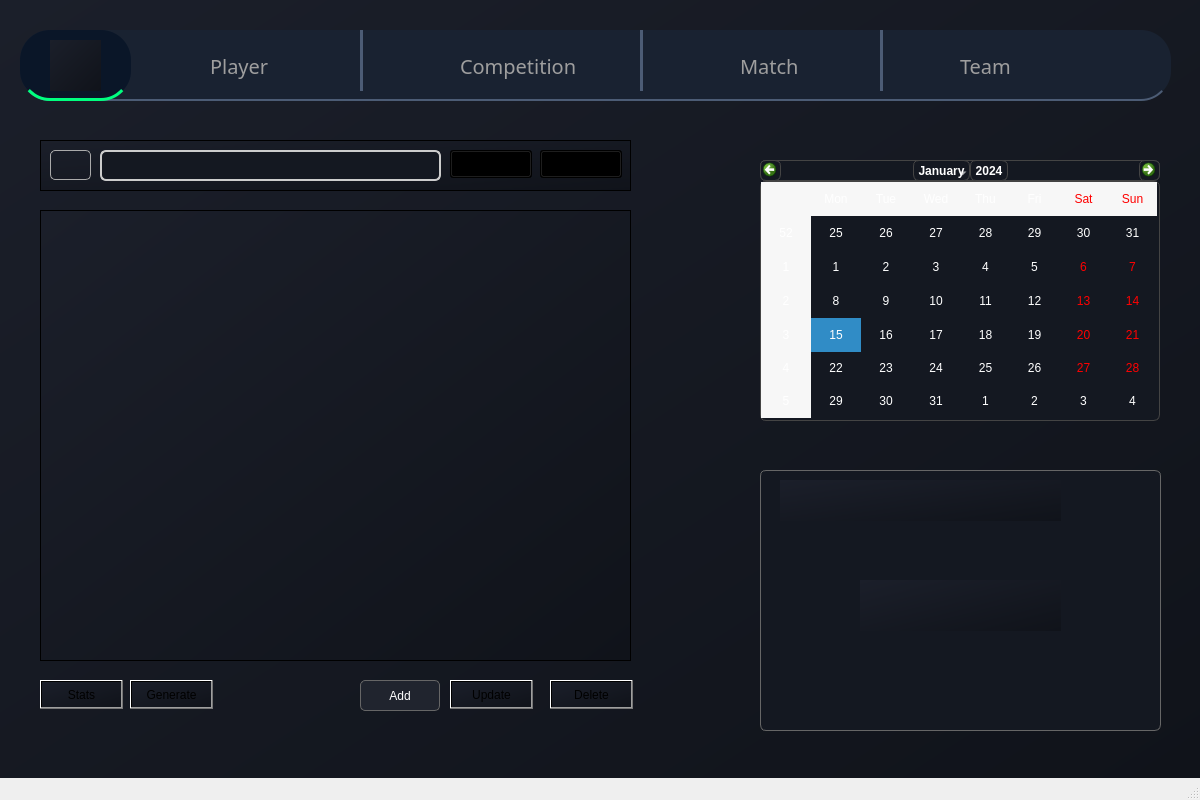
Old version of the form mainwindow.ui in the repository Azer-khadhraoui/ALDAWRY-FOOTBALL.
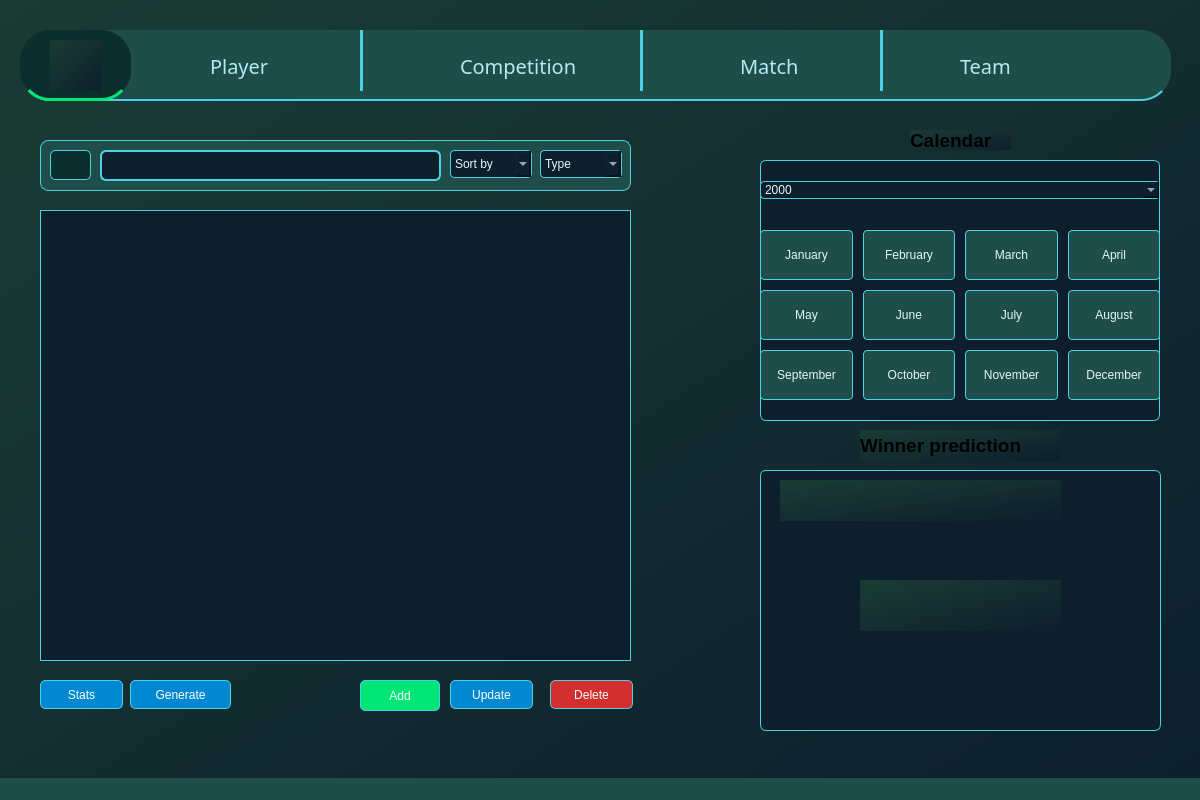
New version of the form. Icons and pictures are not drawn.

Commit message: prediction score

```diff
--- a/mainwindow.ui
+++ b/mainwindow.ui
@@ -15,7 +15,7 @@
   </property>
   <widget class="QWidget" name="centralwidget">
    <property name="styleSheet">
-    <string notr="true">background: qlineargradient(x1:0, y1:0, x2:1, y2:1, stop:0 #1b1f2a, stop:1 #10131a);</string>
+    <string notr="true">background: qlineargradient(x1:0, y1:0, x2:1, y2:1, stop:0 #1a3c34, stop:1 #0d1f2d);</string>
    </property>
    <widget class="QListWidget" name="menu">
     <property name="geometry">
@@ -27,9 +27,9 @@
      </rect>
     </property>
     <property name="styleSheet">
-     <string notr="true">background: #192231;
-color: #D3D3D3;
-border-bottom: 2px solid #4C5C75;
+     <string notr="true">background: #1e4d4a;
+color: #e0f7fa;
+border-bottom: 2px solid #4dd0e1;
 border-radius: 30px;</string>
     </property>
    </widget>
@@ -43,9 +43,9 @@
      </rect>
     </property>
     <property name="styleSheet">
-     <string notr="true">background: #0A1628;
-color: #FFFFFF;
-border-bottom: 3px solid #00FF7F;
+     <string notr="true">background: #0a2f2d;
+color: #ffffff;
+border-bottom: 3px solid #00e676;
 border-radius: 30px;</string>
     </property>
    </widget>
@@ -59,7 +59,7 @@
      </rect>
     </property>
     <property name="styleSheet">
-     <string notr="true">border: 2px solid #4C5C75;</string>
+     <string notr="true">border: 2px solid #4dd0e1;</string>
     </property>
     <property name="orientation">
      <enum>Qt::Orientation::Vertical</enum>
@@ -75,7 +75,7 @@
      </rect>
     </property>
     <property name="styleSheet">
-     <string notr="true">border: 2px solid #4C5C75;</string>
+     <string notr="true">border: 2px solid #4dd0e1;</string>
     </property>
     <property name="orientation">
      <enum>Qt::Orientation::Vertical</enum>
@@ -91,7 +91,7 @@
      </rect>
     </property>
     <property name="styleSheet">
-     <string notr="true">border: 2px solid #4C5C75;</string>
+     <string notr="true">border: 2px solid #4dd0e1;</string>
     </property>
     <property name="orientation">
      <enum>Qt::Orientation::Vertical</enum>
@@ -114,7 +114,7 @@
     </property>
     <property name="styleSheet">
      <string notr="true">background-color: transparent;
-color: rgb(158, 158, 158);</string>
+color: #b2ebf2;</string>
     </property>
     <property name="text">
      <string>Player</string>
@@ -137,7 +137,7 @@
     </property>
     <property name="styleSheet">
      <string notr="true">background-color: transparent;
-color: rgb(158, 158, 158);</string>
+color: #b2ebf2;</string>
     </property>
     <property name="text">
      <string>Competition</string>
@@ -160,7 +160,7 @@
     </property>
     <property name="styleSheet">
      <string notr="true">background-color: transparent;
-color: rgb(158, 158, 158);</string>
+color: #b2ebf2;</string>
     </property>
     <property name="text">
      <string>Match</string>
@@ -183,7 +183,7 @@
     </property>
     <property name="styleSheet">
      <string notr="true">background-color: transparent;
-color: rgb(158, 158, 158);</string>
+color: #b2ebf2;</string>
     </property>
     <property name="text">
      <string>Team</string>
@@ -217,6 +217,11 @@
       <height>51</height>
      </rect>
     </property>
+    <property name="styleSheet">
+     <string notr="true">background-color: #1e4d4a;
+border: 1px solid #4dd0e1;
+border-radius: 8px;</string>
+    </property>
     <property name="frameShape">
      <enum>QFrame::Shape::StyledPanel</enum>
     </property>
@@ -233,8 +238,8 @@
       </rect>
      </property>
      <property name="styleSheet">
-      <string notr="true">background-color: transparent;
-border: 1px solid #aaaaaa;
+      <string notr="true">background-color: #0a2f2d;
+border: 1px solid #4dd0e1;
 border-radius: 5px;
 padding: 6px 12px;</string>
      </property>
@@ -255,12 +260,12 @@
       </rect>
      </property>
      <property name="styleSheet">
-      <string notr="true">background-color: #141821;
-border: 2px solid #cccccc;
+      <string notr="true">background-color: #0d1f2d;
+border: 2px solid #4dd0e1;
 border-radius: 6px;
 padding: 6px 10px;
 font-size: 14px;
-color: white;</string>
+color: #e0f7fa;</string>
      </property>
     </widget>
     <widget class="QComboBox" name="comboBox">
@@ -272,9 +277,15 @@
        <height>28</height>
       </rect>
      </property>
+     <property name="styleSheet">
+      <string notr="true">background-color: #0d1f2d;
+border: 1px solid #4dd0e1;
+color: #e0f7fa;
+border-radius: 4px;</string>
+     </property>
      <item>
       <property name="text">
-       <string>NULL</string>
+       <string>Sort by</string>
       </property>
      </item>
      <item>
@@ -297,9 +308,15 @@
        <height>28</height>
       </rect>
      </property>
+     <property name="styleSheet">
+      <string notr="true">background-color: #0d1f2d;
+border: 1px solid #4dd0e1;
+color: #e0f7fa;
+border-radius: 4px;</string>
+     </property>
      <item>
       <property name="text">
-       <string>NULL</string>
+       <string>Type</string>
       </property>
      </item>
      <item>
@@ -314,7 +331,7 @@
      </item>
     </widget>
    </widget>
-   <widget class="QCalendarWidget" name="calendarWidget">
+   <widget class="QWidget" name="monthCalendarWidget">
     <property name="geometry">
      <rect>
       <x>760</x>
@@ -324,11 +341,275 @@
      </rect>
     </property>
     <property name="styleSheet">
-     <string notr="true">background-color: #141821;
+     <string notr="true">background-color: #0d1f2d;
 border-radius: 6px;
-border: 1px solid #444444;
-color: white;</string>
+border: 1px solid #4dd0e1;</string>
     </property>
+    <layout class="QVBoxLayout" name="monthCalendarLayout">
+     <property name="spacing">
+      <number>10</number>
+     </property>
+     <item>
+      <widget class="QComboBox" name="yearComboBox">
+       <property name="styleSheet">
+        <string notr="true">background-color: #0d1f2d;
+border: 1px solid #4dd0e1;
+color: #e0f7fa;
+border-radius: 4px;</string>
+       </property>
+       <item>
+        <property name="text">
+         <string>2000</string>
+        </property>
+       </item>
+       <item>
+        <property name="text">
+         <string>2025</string>
+        </property>
+       </item>
+       <item>
+        <property name="text">
+         <string>2500</string>
+        </property>
+       </item>
+      </widget>
+     </item>
+     <item>
+      <layout class="QGridLayout" name="monthGridLayout">
+       <property name="spacing">
+        <number>10</number>
+       </property>
+       <item row="0" column="0">
+        <widget class="QPushButton" name="januaryButton">
+         <property name="minimumSize">
+          <size>
+           <width>90</width>
+           <height>50</height>
+          </size>
+         </property>
+         <property name="styleSheet">
+          <string notr="true">background-color: #1e4d4a;
+color: #e0f7fa;
+border: 1px solid #4dd0e1;
+border-radius: 4px;</string>
+         </property>
+         <property name="text">
+          <string>January</string>
+         </property>
+        </widget>
+       </item>
+       <item row="0" column="1">
+        <widget class="QPushButton" name="februaryButton">
+         <property name="minimumSize">
+          <size>
+           <width>90</width>
+           <height>50</height>
+          </size>
+         </property>
+         <property name="styleSheet">
+          <string notr="true">background-color: #1e4d4a;
+color: #e0f7fa;
+border: 1px solid #4dd0e1;
+border-radius: 4px;</string>
+         </property>
+         <property name="text">
+          <string>February</string>
+         </property>
+        </widget>
+       </item>
+       <item row="0" column="2">
+        <widget class="QPushButton" name="marchButton">
+         <property name="minimumSize">
+          <size>
+           <width>90</width>
+           <height>50</height>
+          </size>
+         </property>
+         <property name="styleSheet">
+          <string notr="true">background-color: #1e4d4a;
+color: #e0f7fa;
+border: 1px solid #4dd0e1;
+border-radius: 4px;</string>
+         </property>
+         <property name="text">
+          <string>March</string>
+         </property>
+        </widget>
+       </item>
+       <item row="0" column="3">
+        <widget class="QPushButton" name="aprilButton">
+         <property name="minimumSize">
+          <size>
+           <width>90</width>
+           <height>50</height>
+          </size>
+         </property>
+         <property name="styleSheet">
+          <string notr="true">background-color: #1e4d4a;
+color: #e0f7fa;
+border: 1px solid #4dd0e1;
+border-radius: 4px;</string>
+         </property>
+         <property name="text">
+          <string>April</string>
+         </property>
+        </widget>
+       </item>
+       <item row="1" column="0">
+        <widget class="QPushButton" name="mayButton">
+         <property name="minimumSize">
+          <size>
+           <width>90</width>
+           <height>50</height>
+          </size>
+         </property>
+         <property name="styleSheet">
+          <string notr="true">background-color: #1e4d4a;
+color: #e0f7fa;
+border: 1px solid #4dd0e1;
+border-radius: 4px;</string>
+         </property>
+         <property name="text">
+          <string>May</string>
+         </property>
+        </widget>
+       </item>
+       <item row="1" column="1">
+        <widget class="QPushButton" name="juneButton">
+         <property name="minimumSize">
+          <size>
+           <width>90</width>
+           <height>50</height>
+          </size>
+         </property>
+         <property name="styleSheet">
+          <string notr="true">background-color: #1e4d4a;
+color: #e0f7fa;
+border: 1px solid #4dd0e1;
+border-radius: 4px;</string>
+         </property>
+         <property name="text">
+          <string>June</string>
+         </property>
+        </widget>
+       </item>
+       <item row="1" column="2">
+        <widget class="QPushButton" name="julyButton">
+         <property name="minimumSize">
+          <size>
+           <width>90</width>
+           <height>50</height>
+          </size>
+         </property>
+         <property name="styleSheet">
+          <string notr="true">background-color: #1e4d4a;
+color: #e0f7fa;
+border: 1px solid #4dd0e1;
+border-radius: 4px;</string>
+         </property>
+         <property name="text">
+          <string>July</string>
+         </property>
+        </widget>
+       </item>
+       <item row="1" column="3">
+        <widget class="QPushButton" name="augustButton">
+         <property name="minimumSize">
+          <size>
+           <width>90</width>
+           <height>50</height>
+          </size>
+         </property>
+         <property name="styleSheet">
+          <string notr="true">background-color: #1e4d4a;
+color: #e0f7fa;
+border: 1px solid #4dd0e1;
+border-radius: 4px;</string>
+         </property>
+         <property name="text">
+          <string>August</string>
+         </property>
+        </widget>
+       </item>
+       <item row="2" column="0">
+        <widget class="QPushButton" name="septemberButton">
+         <property name="minimumSize">
+          <size>
+           <width>90</width>
+           <height>50</height>
+          </size>
+         </property>
+         <property name="styleSheet">
+          <string notr="true">background-color: #1e4d4a;
+color: #e0f7fa;
+border: 1px solid #4dd0e1;
+border-radius: 4px;</string>
+         </property>
+         <property name="text">
+          <string>September</string>
+         </property>
+        </widget>
+       </item>
+       <item row="2" column="1">
+        <widget class="QPushButton" name="octoberButton">
+         <property name="minimumSize">
+          <size>
+           <width>90</width>
+           <height>50</height>
+          </size>
+         </property>
+         <property name="styleSheet">
+          <string notr="true">background-color: #1e4d4a;
+color: #e0f7fa;
+border: 1px solid #4dd0e1;
+border-radius: 4px;</string>
+         </property>
+         <property name="text">
+          <string>October</string>
+         </property>
+        </widget>
+       </item>
+       <item row="2" column="2">
+        <widget class="QPushButton" name="novemberButton">
+         <property name="minimumSize">
+          <size>
+           <width>90</width>
+           <height>50</height>
+          </size>
+         </property>
+         <property name="styleSheet">
+          <string notr="true">background-color: #1e4d4a;
+color: #e0f7fa;
+border: 1px solid #4dd0e1;
+border-radius: 4px;</string>
+         </property>
+         <property name="text">
+          <string>November</string>
+         </property>
+        </widget>
+       </item>
+       <item row="2" column="3">
+        <widget class="QPushButton" name="decemberButton">
+         <property name="minimumSize">
+          <size>
+           <width>90</width>
+           <height>50</height>
+          </size>
+         </property>
+         <property name="styleSheet">
+          <string notr="true">background-color: #1e4d4a;
+color: #e0f7fa;
+border: 1px solid #4dd0e1;
+border-radius: 4px;</string>
+         </property>
+         <property name="text">
+          <string>December</string>
+         </property>
+        </widget>
+       </item>
+      </layout>
+     </item>
+    </layout>
    </widget>
    <widget class="QListWidget" name="listWidget_2">
     <property name="geometry">
@@ -340,12 +621,12 @@
      </rect>
     </property>
     <property name="styleSheet">
-     <string notr="true">background-color: #141821;
+     <string notr="true">background-color: #0d1f2d;
 border-radius: 6px;
 padding: 10px;
-border: 1px solid #666666;
+border: 1px solid #4dd0e1;
 font-size: 16px;
-color: rgb(0, 216, 0);</string>
+color: #00e676;</string>
     </property>
    </widget>
    <widget class="QLabel" name="label_5">
@@ -380,15 +661,26 @@
      </rect>
     </property>
     <property name="styleSheet">
-     <string notr="true">background-color: #20242e;
-color: white;
+     <string notr="true">background-color: #00e676;
+color: #ffffff;
 border-radius: 5px;
 padding: 6px 12px;
-border: 1px solid #666666;</string>
+border: 1px solid #4dd0e1;</string>
     </property>
     <property name="text">
      <string>Add</string>
     </property>
+    <property name="icon">
+     <iconset>
+      <normalon>:/images/add.png</normalon>
+     </iconset>
+    </property>
+    <property name="iconSize">
+     <size>
+      <width>16</width>
+      <height>16</height>
+     </size>
+    </property>
    </widget>
    <widget class="QTableView" name="test">
     <property name="geometry">
@@ -399,6 +691,11 @@
       <height>451</height>
      </rect>
     </property>
+    <property name="styleSheet">
+     <string notr="true">background-color: #0d1f2d;
+border: 1px solid #4dd0e1;
+color: #e0f7fa;</string>
+    </property>
    </widget>
    <widget class="QPushButton" name="pushButton">
     <property name="geometry">
@@ -409,9 +706,27 @@
       <height>29</height>
      </rect>
     </property>
+    <property name="styleSheet">
+     <string notr="true">background-color: #d32f2f;
+color: #ffffff;
+border-radius: 5px;
+padding: 6px 12px;
+border: 1px solid #4dd0e1;</string>
+    </property>
     <property name="text">
      <string>Delete</string>
     </property>
+    <property name="icon">
+     <iconset>
+      <normalon>:/images/delete.png</normalon>
+     </iconset>
+    </property>
+    <property name="iconSize">
+     <size>
+      <width>16</width>
+      <height>16</height>
+     </size>
+    </property>
    </widget>
    <widget class="QPushButton" name="pushButton_2">
     <property name="geometry">
@@ -422,9 +737,27 @@
       <height>29</height>
      </rect>
     </property>
+    <property name="styleSheet">
+     <string notr="true">background-color: #0288d1;
+color: #ffffff;
+border-radius: 5px;
+padding: 6px 12px;
+border: 1px solid #4dd0e1;</string>
+    </property>
     <property name="text">
      <string>Update</string>
     </property>
+    <property name="icon">
+     <iconset>
+      <normalon>:/images/update.png</normalon>
+     </iconset>
+    </property>
+    <property name="iconSize">
+     <size>
+      <width>16</width>
+      <height>16</height>
+     </size>
+    </property>
    </widget>
    <widget class="QPushButton" name="pushButton_4">
     <property name="geometry">
@@ -435,9 +768,27 @@
       <height>29</height>
      </rect>
     </property>
+    <property name="styleSheet">
+     <string notr="true">background-color: #0288d1;
+color: #ffffff;
+border-radius: 5px;
+padding: 6px 12px;
+border: 1px solid #4dd0e1;</string>
+    </property>
     <property name="text">
      <string>Stats</string>
     </property>
+    <property name="icon">
+     <iconset>
+      <normalon>:/images/stats.png</normalon>
+     </iconset>
+    </property>
+    <property name="iconSize">
+     <size>
+      <width>16</width>
+      <height>16</height>
+     </size>
+    </property>
    </widget>
    <widget class="QLabel" name="comp_name">
     <property name="geometry">
@@ -454,6 +805,9 @@
       <bold>true</bold>
      </font>
     </property>
+    <property name="styleSheet">
+     <string notr="true">color: #e0f7fa;</string>
+    </property>
     <property name="text">
      <string/>
     </property>
@@ -474,7 +828,7 @@
      </font>
     </property>
     <property name="styleSheet">
-     <string notr="true">color :rgb(0, 170, 0)</string>
+     <string notr="true">color: #00e676;</string>
     </property>
     <property name="text">
      <string/>
@@ -485,13 +839,69 @@
      <rect>
       <x>130</x>
       <y>680</y>
-      <width>83</width>
+      <width>101</width>
       <height>29</height>
      </rect>
     </property>
+    <property name="styleSheet">
+     <string notr="true">background-color: #0288d1;
+color: #ffffff;
+border-radius: 5px;
+padding: 6px 12px;
+border: 1px solid #4dd0e1;</string>
+    </property>
     <property name="text">
      <string>Generate</string>
     </property>
+    <property name="icon">
+     <iconset>
+      <normalon>:/images/generate.png</normalon>
+     </iconset>
+    </property>
+    <property name="iconSize">
+     <size>
+      <width>16</width>
+      <height>16</height>
+     </size>
+    </property>
+   </widget>
+   <widget class="QLabel" name="label">
+    <property name="geometry">
+     <rect>
+      <x>910</x>
+      <y>130</y>
+      <width>101</width>
+      <height>20</height>
+     </rect>
+    </property>
+    <property name="font">
+     <font>
+      <pointsize>14</pointsize>
+      <bold>true</bold>
+     </font>
+    </property>
+    <property name="text">
+     <string>Calendar</string>
+    </property>
+   </widget>
+   <widget class="QLabel" name="label_3">
+    <property name="geometry">
+     <rect>
+      <x>860</x>
+      <y>430</y>
+      <width>201</width>
+      <height>31</height>
+     </rect>
+    </property>
+    <property name="font">
+     <font>
+      <pointsize>14</pointsize>
+      <bold>true</bold>
+     </font>
+    </property>
+    <property name="text">
+     <string>Winner prediction</string>
+    </property>
    </widget>
   </widget>
   <widget class="QMenuBar" name="menubar">
@@ -504,7 +914,12 @@
     </rect>
    </property>
   </widget>
-  <widget class="QStatusBar" name="statusbar"/>
+  <widget class="QStatusBar" name="statusbar">
+   <property name="styleSheet">
+    <string notr="true">background-color: #1e4d4a;
+color: #e0f7fa;</string>
+   </property>
+  </widget>
  </widget>
  <resources>
   <include location="resources.qrc"/>
```
Left out of the diff: 4 changed lines with no effect on the pictures. The commit also changes 69 other files.
